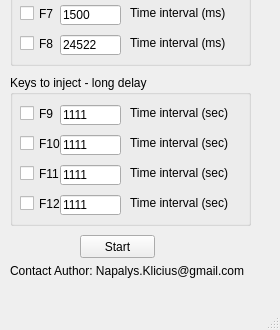
The window that gui/mainwindow.ui (Napalys/Attachable-clicker) describes before a commit, drawn with Qt 5; both pictures show x 0 to 280 and y 285 to 615 of the 280 by 615 pixel window.
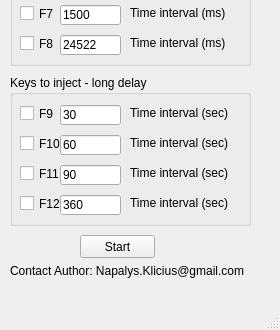
The same window after the commit.

```diff
--- a/gui/mainwindow.ui
+++ b/gui/mainwindow.ui
@@ -471,7 +471,7 @@
       </rect>
      </property>
      <property name="text">
-      <string>1111</string>
+      <string>30</string>
      </property>
     </widget>
     <widget class="QLabel" name="label_F1_2">
@@ -536,7 +536,7 @@
       </rect>
      </property>
      <property name="text">
-      <string>1111</string>
+      <string>60</string>
      </property>
     </widget>
     <widget class="QCheckBox" name="checkBox_F11">
@@ -575,7 +575,7 @@
       </rect>
      </property>
      <property name="text">
-      <string>1111</string>
+      <string>90</string>
      </property>
     </widget>
     <widget class="QCheckBox" name="checkBox_F12">
@@ -614,7 +614,7 @@
       </rect>
      </property>
      <property name="text">
-      <string>1111</string>
+      <string>360</string>
      </property>
     </widget>
    </widget>
```
Left out of the diff: 72 changed lines with no effect on the pictures.
